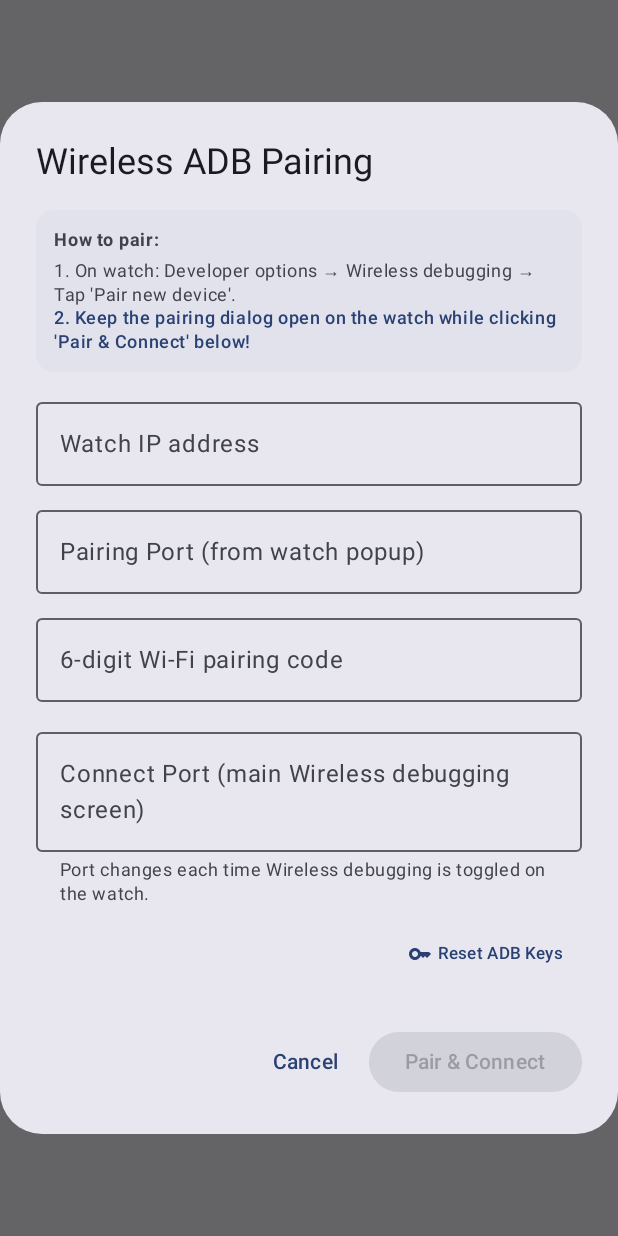
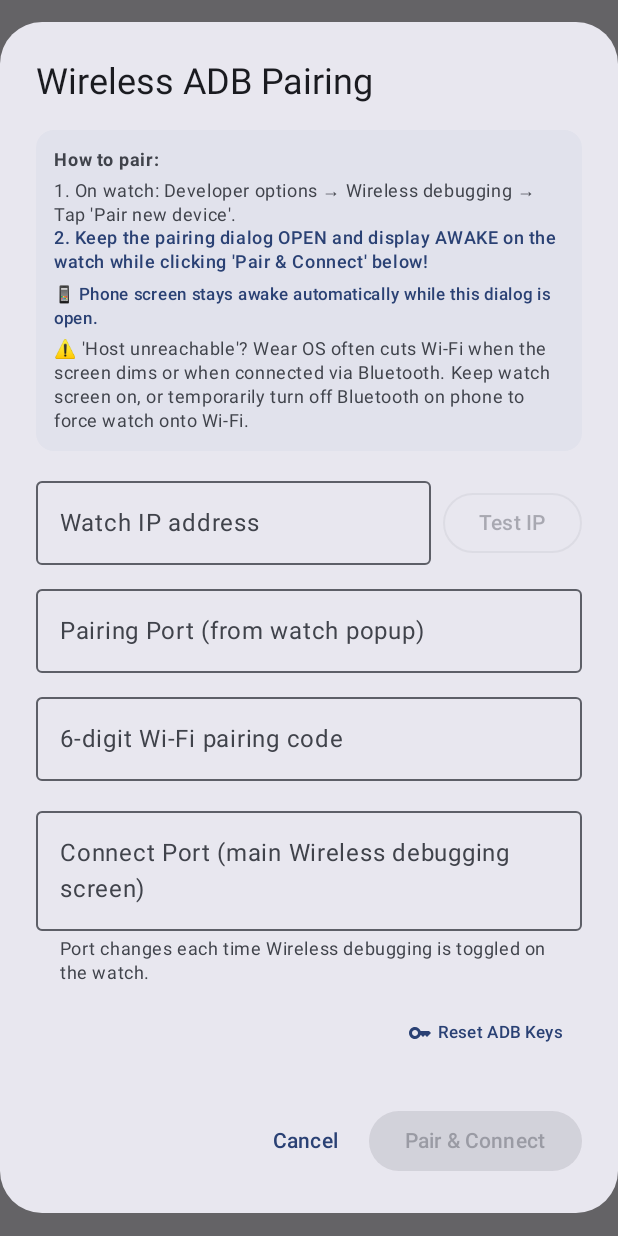
Before and after one commit to BNKPI/Fenfa-Watch-Manager, an Android app built with Jetpack Compose: the composable PairingDialog shown on its own in the app's theme, on a phone screen of 412 x 824 dp. Run offline under Robolectric (Android 15) with nearby library versions, the phone set to English and light mode, and no system bars.

Commit message:
feat: keep screen awake during pairing, add WifiLock and reachability check

```diff
--- a/app/src/main/AndroidManifest.xml
+++ b/app/src/main/AndroidManifest.xml
@@ -5,6 +5,7 @@
     <uses-permission android:name="android.permission.ACCESS_NETWORK_STATE" />
     <uses-permission android:name="android.permission.ACCESS_WIFI_STATE" />
     <uses-permission android:name="android.permission.CHANGE_WIFI_MULTICAST_STATE" />
+    <uses-permission android:name="android.permission.WAKE_LOCK" />
 
     <application
         android:allowBackup="true"
--- a/app/src/main/java/com/bantje/fenfawatchmanager/ui/HomeScreen.kt
+++ b/app/src/main/java/com/bantje/fenfawatchmanager/ui/HomeScreen.kt
@@ -258,6 +258,7 @@ fun HomeScreen(
             onPairingPortChange = { viewModel.updatePairingPort(it) },
             onPairingCodeChange = { viewModel.updatePairingCode(it) },
             onConnectPortChange = { viewModel.updateConnectPort(it) },
+            onTestReachability = { viewModel.testIpReachability() },
             onPair = { viewModel.pairWatch() },
             onConnect = { viewModel.connectFromPairingDialog() },
             onResetKeys = { viewModel.resetAdbKeys() },
--- a/app/src/main/java/com/bantje/fenfawatchmanager/ui/components/PairingDialog.kt
+++ b/app/src/main/java/com/bantje/fenfawatchmanager/ui/components/PairingDialog.kt
@@ -1,5 +1,10 @@
 package com.bantje.fenfawatchmanager.ui.components
 
+import android.app.Activity
+import android.content.Context
+import android.content.ContextWrapper
+import android.net.wifi.WifiManager
+import android.view.WindowManager
 import androidx.compose.foundation.layout.Arrangement
 import androidx.compose.foundation.layout.Column
 import androidx.compose.foundation.layout.Row
@@ -24,16 +29,19 @@ import androidx.compose.material3.CircularProgressIndicator
 import androidx.compose.material3.FilledTonalButton
 import androidx.compose.material3.Icon
 import androidx.compose.material3.MaterialTheme
+import androidx.compose.material3.OutlinedButton
 import androidx.compose.material3.OutlinedTextField
 import androidx.compose.material3.Text
 import androidx.compose.material3.TextButton
 import androidx.compose.runtime.Composable
+import androidx.compose.runtime.DisposableEffect
 import androidx.compose.runtime.getValue
 import androidx.compose.runtime.mutableStateOf
 import androidx.compose.runtime.remember
 import androidx.compose.runtime.setValue
 import androidx.compose.ui.Alignment
 import androidx.compose.ui.Modifier
+import androidx.compose.ui.platform.LocalContext
 import androidx.compose.ui.text.font.FontWeight
 import androidx.compose.ui.text.input.KeyboardType
 import androidx.compose.ui.unit.dp
@@ -47,11 +55,39 @@ fun PairingDialog(
     onPairingPortChange: (String) -> Unit,
     onPairingCodeChange: (String) -> Unit,
     onConnectPortChange: (String) -> Unit,
+    onTestReachability: () -> Unit,
     onPair: () -> Unit,
     onConnect: () -> Unit,
     onResetKeys: () -> Unit,
     onDismiss: () -> Unit
 ) {
+    val context = LocalContext.current
+    val activity = remember(context) { context.findActivity() }
+
+    DisposableEffect(activity) {
+        activity?.window?.addFlags(WindowManager.LayoutParams.FLAG_KEEP_SCREEN_ON)
+        val wifiManager = context.applicationContext.getSystemService(Context.WIFI_SERVICE) as? WifiManager
+        @Suppress("DEPRECATION")
+        val wifiLock = wifiManager?.createWifiLock(
+            WifiManager.WIFI_MODE_FULL_HIGH_PERF,
+            "FenfaWatchManager:PairingLock"
+        )?.apply {
+            setReferenceCounted(false)
+            try {
+                acquire()
+            } catch (_: Exception) {}
+        }
+
+        onDispose {
+            activity?.window?.clearFlags(WindowManager.LayoutParams.FLAG_KEEP_SCREEN_ON)
+            try {
+                if (wifiLock?.isHeld == true) {
+                    wifiLock.release()
+                }
+            } catch (_: Exception) {}
+        }
+    }
+
     var showResetConfirm by remember { mutableStateOf(false) }
 
     AlertDialog(
@@ -95,10 +131,22 @@ fun PairingDialog(
                             color = MaterialTheme.colorScheme.onSurfaceVariant
                         )
                         Text(
-                            text = "2. Keep the pairing dialog open on the watch while clicking 'Pair & Connect' below!",
+                            text = "2. Keep the pairing dialog OPEN and display AWAKE on the watch while clicking 'Pair & Connect' below!",
                             style = MaterialTheme.typography.bodySmall,
                             fontWeight = FontWeight.SemiBold,
                             color = MaterialTheme.colorScheme.primary
+                        )
+                        Spacer(modifier = Modifier.height(6.dp))
+                        Text(
+                            text = "📱 Phone screen stays awake automatically while this dialog is open.",
+                            style = MaterialTheme.typography.labelSmall,
+                            color = MaterialTheme.colorScheme.primary
+                        )
+                        Spacer(modifier = Modifier.height(4.dp))
+                        Text(
+                            text = "⚠️ 'Host unreachable'? Wear OS often cuts Wi-Fi when the screen dims or when connected via Bluetooth. Keep watch screen on, or temporarily turn off Bluetooth on phone to force watch onto Wi-Fi.",
+                            style = MaterialTheme.typography.bodySmall,
+                            color = MaterialTheme.colorScheme.onSurfaceVariant
                         )
                     }
                 }
@@ -163,17 +211,34 @@ fun PairingDialog(
 
                 Spacer(modifier = Modifier.height(12.dp))
 
-                // Watch IP Field
+                // Watch IP Field + Test Button
+                Row(
+                    modifier = Modifier.fillMaxWidth(),
+                    verticalAlignment = Alignment.CenterVertically
+                ) {
                     OutlinedTextField(
                         value = state.ip,
                         onValueChange = onIpChange,
                         label = { Text("Watch IP address") },
                         placeholder = { Text("e.g. 192.168.1.150") },
-                    modifier = Modifier.fillMaxWidth(),
+                        modifier = Modifier.weight(1f),
                         singleLine = true,
-                    enabled = !state.isPairing && !state.isConnecting,
+                        enabled = !state.isPairing && !state.isConnecting && !state.isPinging,
                         keyboardOptions = KeyboardOptions(keyboardType = KeyboardType.Uri)
                     )
+                    Spacer(modifier = Modifier.width(8.dp))
+                    OutlinedButton(
+                        onClick = onTestReachability,
+                        enabled = state.ip.isNotBlank() && !state.isPairing && !state.isConnecting && !state.isPinging,
+                        modifier = Modifier.padding(top = 8.dp)
+                    ) {
+                        if (state.isPinging) {
+                            CircularProgressIndicator(modifier = Modifier.size(16.dp), strokeWidth = 2.dp)
+                        } else {
+                            Text("Test IP")
+                        }
+                    }
+                }
 
                 Spacer(modifier = Modifier.height(8.dp))
 
@@ -304,3 +369,9 @@ fun PairingDialog(
         )
     }
 }
+
+private tailrec fun Context.findActivity(): Activity? = when (this) {
+    is Activity -> this
+    is ContextWrapper -> baseContext.findActivity()
+    else -> null
+}
```
Also changed, not shown: app/src/main/java/com/bantje/fenfawatchmanager/ui/MainViewModel.kt (+56 -0 lines), app/src/main/java/com/bantje/fenfawatchmanager/watch/WatchAdbService.kt (+7 -0 lines), 1 other file. Lines whose indentation alone changed are shown as unchanged.
